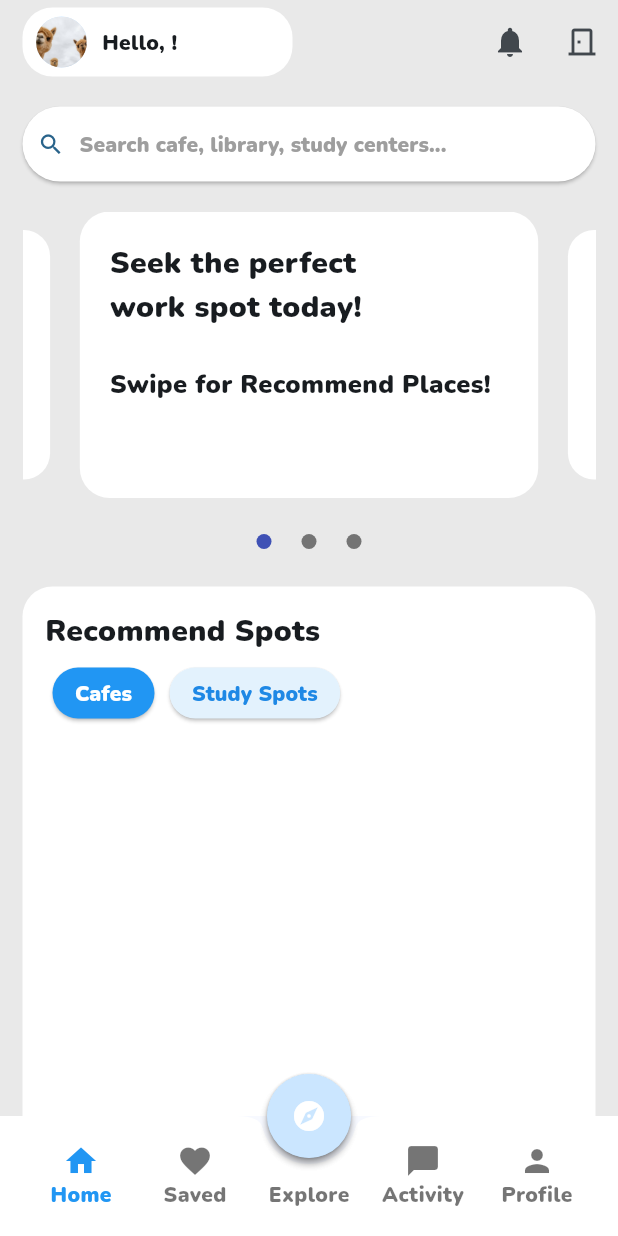
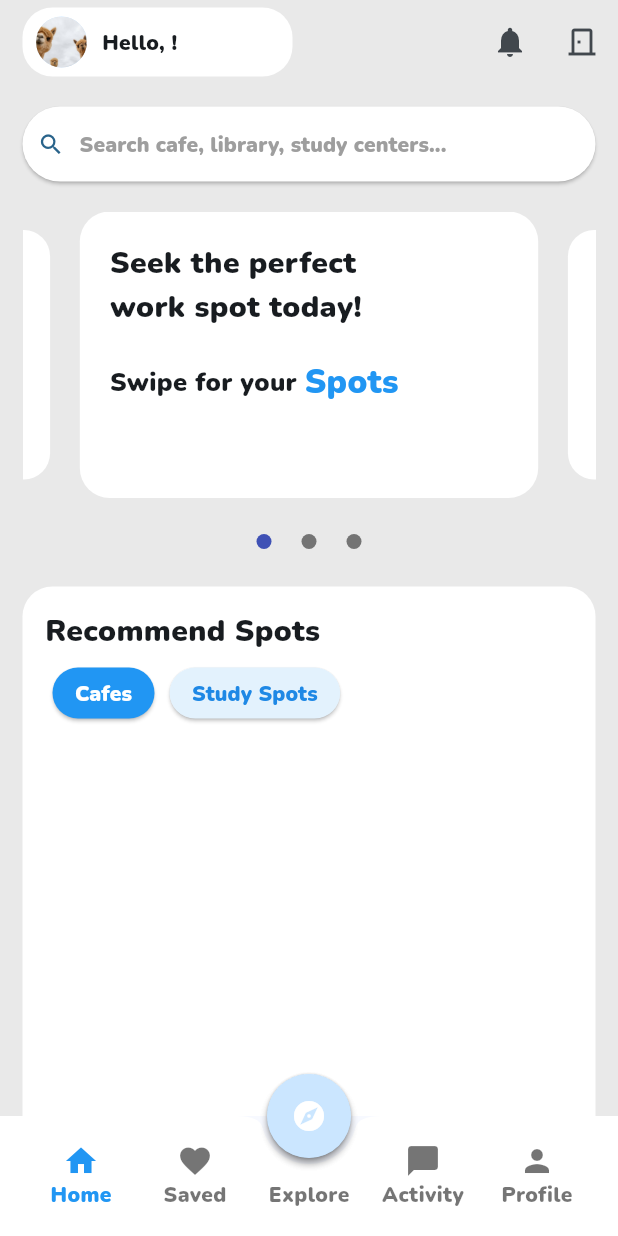
Before and after one commit to SpotSpots/spots_front, a Flutter app: the screen it shows once a user with an empty profile is signed in, on a phone screen of 412 x 824 dp. Run offline on Flutter 3.47's test engine with Material 3 defaults, Android fonts, the phone set to English and light mode, and no system bars; drawn by our look-alikes of carousel_slider; our stand-ins replace cloud_firestore, firebase_auth, firebase_core, modal_progress_hud_nsn; accounts and stored records are empty.

Commit message:
폰트 픽셀 수정 - homePage

```diff
--- a/lib/HomePage.dart
+++ b/lib/HomePage.dart
@@ -85,23 +85,31 @@ class _HomePageState extends State<HomePage> {
           borderRadius: BorderRadius.circular(20),
           color: Colors.white,
         ),
-        child: Column(
+        child: const Column(
           crossAxisAlignment: CrossAxisAlignment.start,
           children: [
-            const Text(
+            Text(
               "Seek the perfect",
               style: TextStyle(fontSize: 20, fontWeight: FontWeight.w600),
             ),
-            const Text(
+            Text(
               "work spot today!",
               style: TextStyle(fontSize: 20, fontWeight: FontWeight.w600),
             ),
-            const SizedBox(height: 25),
-            const Text(
-              "Swipe for Recommend Places!",
-              style: TextStyle(fontSize: 17),
+            SizedBox(height: 20),
+            Row(
+              children: [
+                Text(
+                  "Swipe for your ",
+                  style: TextStyle(fontSize: 17),
+                ),
+                Text(
+                  "Spots",
+                  style: TextStyle(fontSize: 22, color: Colors.blue),
+                ),
+              ],
             ),
-            const SizedBox(height: 10,),
+            SizedBox(height: 10,),
           ],
         ),
       ),
@@ -524,7 +532,6 @@ class _HomePageState extends State<HomePage> {
             onPageChanged: (index, reason){
               setState(() {
                 _current = index;
-                print('current는 $_current 입니다!!!!!!!!!!!!');
               });
             }
         ),
@@ -595,7 +602,7 @@ class _HomePageState extends State<HomePage> {
                       overflow: TextOverflow.ellipsis,
                     ),
                     Container(
-                      width: 73,
+                      width: 70,
                       child: Text('$userName!',
                         style: const TextStyle(fontWeight: FontWeight.bold),
                         overflow: TextOverflow.ellipsis,
```
